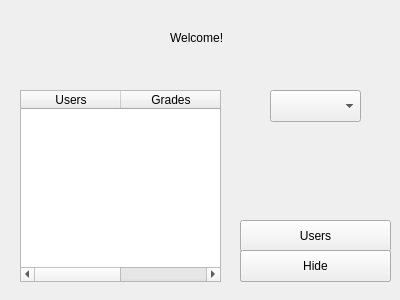
Before: the Qt Designer form admin_ui.ui in carlrizk/QCMpp, drawn with Qt 5.
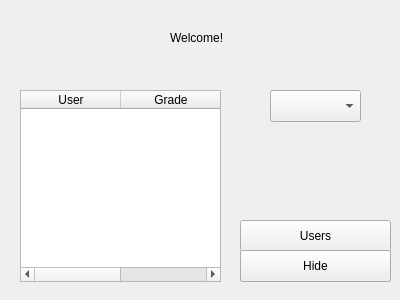
After: the same form once the commit is applied.

Commit message: Table modifications set

What changed in the file:
```diff
--- a/admin_ui.ui
+++ b/admin_ui.ui
@@ -47,12 +47,12 @@
    </property>
    <column>
     <property name="text">
-     <string>Users</string>
+     <string>User</string>
     </property>
    </column>
    <column>
     <property name="text">
-     <string>Grades</string>
+     <string>Grade</string>
     </property>
    </column>
   </widget>
```
Left out of the diff: 2 changed lines with no effect on the pictures. The commit also changes 2 other files.
